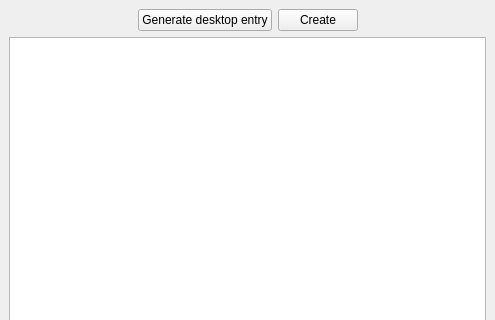
Above: webapp/appbrowser/appbrowse.ui from cxcxcxcx/w-app before the change; both pictures show x 0 to 495 and y 0 to 320 of the 495 by 565 pixel window. Below: the same form after it.
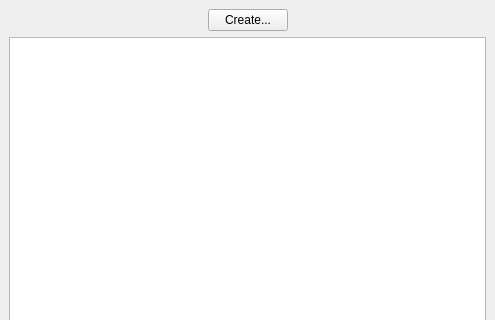
That is the form after the change. Icons and pictures are not drawn. Custom widgets are drawn as their Qt base class.

```diff
--- a/webapp/appbrowser/appbrowse.ui
+++ b/webapp/appbrowser/appbrowse.ui
@@ -33,20 +33,13 @@
      </spacer>
     </item>
     <item row="0" column="1">
-     <widget class="QPushButton" name="pushButton">
-      <property name="text">
-       <string>Generate desktop entry</string>
-      </property>
-     </widget>
-    </item>
-    <item row="0" column="2">
      <widget class="QPushButton" name="pushButton_2">
       <property name="text">
-       <string>Create</string>
+       <string>Create...</string>
       </property>
      </widget>
     </item>
-    <item row="0" column="3">
+    <item row="0" column="2">
      <spacer name="horizontalSpacer_3">
       <property name="orientation">
        <enum>Qt::Horizontal</enum>
@@ -59,8 +52,8 @@
       </property>
      </spacer>
     </item>
-    <item row="1" column="0" colspan="4">
-     <widget class="QListView" name="listAppStock">
+    <item row="1" column="0" colspan="3">
+     <widget class="AppListView" name="listAppStock">
       <property name="selectionMode">
        <enum>QAbstractItemView::SingleSelection</enum>
       </property>
@@ -98,6 +91,13 @@
   </widget>
   <widget class="QStatusBar" name="statusbar"/>
  </widget>
+ <customwidgets>
+  <customwidget>
+   <class>AppListView</class>
+   <extends>QListView</extends>
+   <header>applistview.h</header>
+  </customwidget>
+ </customwidgets>
  <resources/>
  <connections>
   <connection>
```
Left out of the diff: 17 changed lines with no effect on the pictures.
